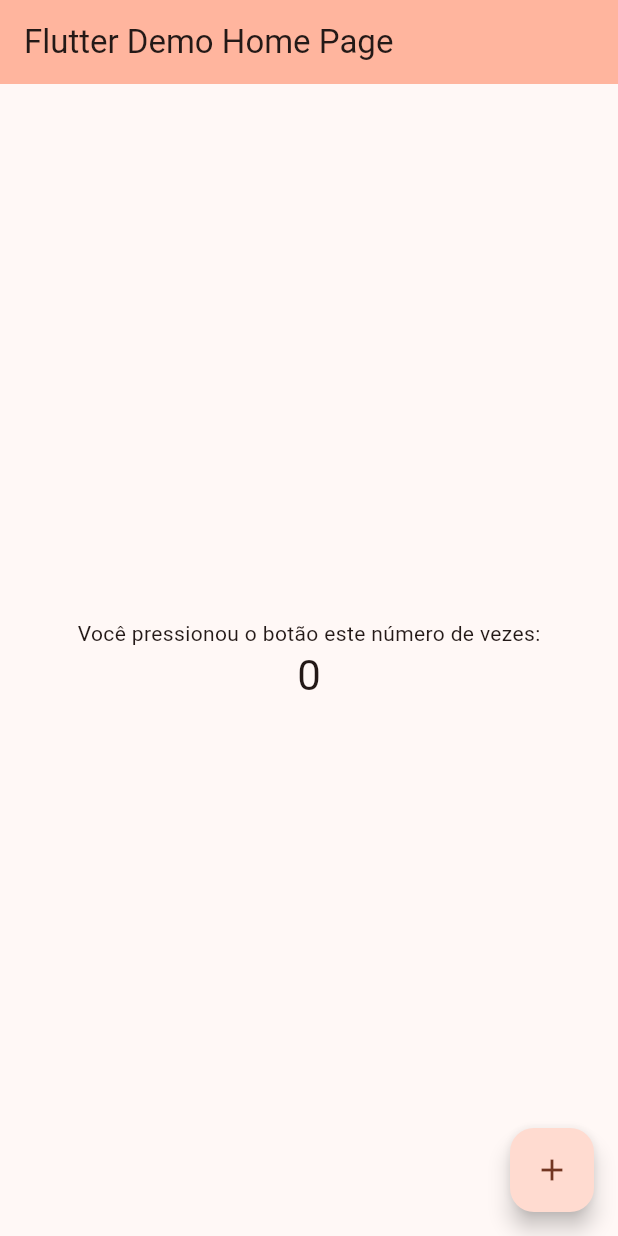
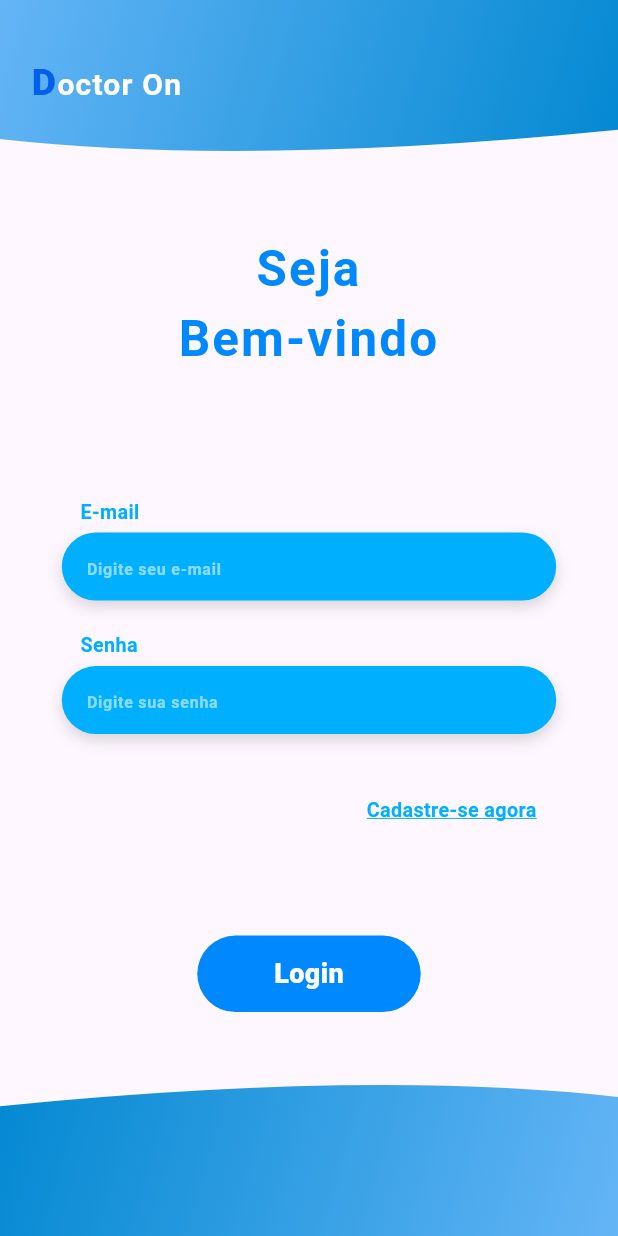
Before and after one commit to tay-assis/app_mobile_clinica_medica, a Flutter app: the screen it shows after launch, on a phone screen of 412 x 824 dp. Run offline on Flutter 3.47's test engine with Material 3 defaults, Android fonts, the phone set to English and light mode, and no system bars; missing offline and left inert: mysql_client; Roboto replaces fonts that are missing (Nunito).

Commit message:
criando a pagina de login
É a primeira pagina do projeto que irá direcionar o usuario para o cadastro ou para a deashboard, falta implementar os clicks para redirecionamento de páginas

```diff
--- /dev/null
+++ b/lib/features/login/controller/login_controller.dart
@@ -0,0 +1,6 @@
+import 'package:flutter/material.dart';
+
+class LoginController {
+  final TextEditingController emailController = TextEditingController();
+  final TextEditingController passwordController = TextEditingController();
+}
--- /dev/null
+++ b/lib/features/login/view/login_page.dart
@@ -0,0 +1,142 @@
+import 'package:flutter/material.dart';
+import 'package:app_mobile_clinica_medica/features/login/controller/login_controller.dart';
+import 'widgets/welcome_title.dart';
+import 'widgets/logo_text.dart';
+import 'widgets/email_field.dart';
+import 'widgets/password_field.dart';
+import 'widgets/fild_label.dart';
+import 'widgets/custom_button.dart';
+import 'widgets/curved_header.dart';
+
+class LoginPage extends StatefulWidget {
+  const LoginPage({super.key});
+
+  @override
+  State<LoginPage> createState() => _LoginPageState();
+}
+
+class _LoginPageState extends State<LoginPage> {
+  final LoginController _controller = LoginController();
+
+  @override
+  void dispose() {
+    _controller.emailController.dispose();
+    _controller.passwordController.dispose();
+    super.dispose();
+  }
+
+  @override
+  Widget build(BuildContext context) {
+    final size = MediaQuery.of(context).size;
+    final width = size.width;
+    final height = size.height;
+
+    return Scaffold(
+      body: SizedBox(
+        width: width,
+        height: height,
+        child: Stack(
+          children: [
+            // Header no topo
+            const CurvedHeader(),
+
+            Align(
+              alignment: Alignment.bottomCenter,
+              child: Transform(
+                alignment: Alignment.center,
+                transform:
+                    Matrix4.identity()
+                      ..rotateX(3.1416) // Inversão vertical
+                      ..rotateY(3.1416), // Inversão horizontal
+                child: const CurvedHeader(), // ou qualquer outro widget
+              ),
+            ),
+
+            // Conteúdo principal com logo e formulário
+            SingleChildScrollView(
+              child: Padding(
+                padding: EdgeInsets.symmetric(horizontal: width * 0.05),
+                child: Column(
+                  crossAxisAlignment: CrossAxisAlignment.start,
+                  children: [
+                    // Espaço para a curva do header
+                    SizedBox(height: height * 0.045),
+
+                    // Logo por cima do header
+                    const LogoText(),
+
+                    // Título
+                    SizedBox(height: height * 0.05),
+                    const Center(child: WelcomeTitle()),
+
+                    // Email
+                    SizedBox(height: height * 0.1),
+                    const FieldLabel(text: 'E-mail'),
+                    Center(
+                      child: EmailField(
+                        controller: _controller.emailController,
+                      ),
+                    ),
+
+                    // Senha
+                    SizedBox(height: height * 0.025),
+                    const FieldLabel(text: 'Senha'),
+                    Center(
+                      child: PasswordField(
+                        controller: _controller.passwordController,
+                      ),
+                    ),
+
+                    // Link "Cadastre-se agora"
+                    SizedBox(height: height * 0.05),
+                    Align(
+                      alignment:
+                          Alignment.centerRight *
+                          0.7, // ou topRight, bottomRight
+                      child: FieldLabel(
+                        text: 'Cadastre-se agora',
+                        isLink: true,
+                        onTap: () {
+                          ScaffoldMessenger.of(context).showSnackBar(
+                            SnackBar(
+                              content: const Text(
+                                'Você clicou em "Cadastre-se agora"!',
+                              ),
+                              duration: const Duration(seconds: 2),
+                              behavior: SnackBarBehavior.floating,
+                              backgroundColor: Colors.blueAccent,
+                            ),
+                          );
+                        },
+                      ),
+                    ),
+
+                    // Botão de login
+                    SizedBox(height: height * 0.09),
+                    Center(
+                      child: CustomButton(
+                        text: 'Login',
+                        width: 149,
+                        height: 51,
+                        onPressed: () {
+                          ScaffoldMessenger.of(context).showSnackBar(
+                            SnackBar(
+                              content: const Text('Login'),
+                              duration: const Duration(seconds: 2),
+                              behavior: SnackBarBehavior.floating,
+                              backgroundColor: Colors.blueAccent,
+                            ),
+                          );
+                        },
+                      ),
+                    ),
+                  ],
+                ),
+              ),
+            ),
+          ],
+        ),
+      ),
+    );
+  }
+}
--- /dev/null
+++ b/lib/features/login/view/widgets/curved_header.dart
@@ -0,0 +1,50 @@
+import 'package:flutter/material.dart';
+
+class CurvedHeader extends StatelessWidget {
+  const CurvedHeader({super.key});
+
+  @override
+  Widget build(BuildContext context) {
+    final height = MediaQuery.of(context).size.height;
+
+    return ClipPath(
+      clipper: CurvedClipper(),
+      child: Container(
+        height: height * 0.15,
+        decoration: const BoxDecoration(
+          gradient: LinearGradient(
+            begin: Alignment.topLeft,
+            end: Alignment.bottomRight,
+            colors: [
+              Color(0xFF64B5F6), // Azul claro
+              Color(0xFF0288D1), // Azul escuro
+            ],
+          ),
+        ),
+      ),
+    );
+  }
+}
+
+class CurvedClipper extends CustomClipper<Path> {
+  @override
+  Path getClip(Size size) {
+    Path path = Path();
+    path.lineTo(0, size.height * 0.75);
+
+    // Curva suave
+    path.quadraticBezierTo(
+      size.width * 0.4,
+      size.height * 0.9,
+      size.width,
+      size.height * 0.7,
+    );
+
+    path.lineTo(size.width, 0);
+    path.close();
+    return path;
+  }
+
+  @override
+  bool shouldReclip(CustomClipper<Path> oldClipper) => false;
+}
--- /dev/null
+++ b/lib/features/login/view/widgets/custom_button.dart
@@ -0,0 +1,43 @@
+import 'package:flutter/material.dart';
+
+class CustomButton extends StatelessWidget {
+  final String text;
+  final double width;
+  final double height;
+  final VoidCallback onPressed;
+
+  const CustomButton({
+    super.key,
+    required this.text,
+    required this.width,
+    required this.height,
+    required this.onPressed,
+  });
+
+  @override
+  Widget build(BuildContext context) {
+    return GestureDetector(
+      onTap: onPressed,
+      child: Container(
+        width: width,
+        height: height,
+        decoration: ShapeDecoration(
+          color: const Color(0xFF0089FF),
+          shape: RoundedRectangleBorder(
+            borderRadius: BorderRadius.circular(40),
+          ),
+        ),
+        alignment: Alignment.center,
+        child: Text(
+          text,
+          style: const TextStyle(
+            color: Colors.white,
+            fontSize: 18,
+            fontFamily: 'Nunito',
+            fontWeight: FontWeight.w800,
+          ),
+        ),
+      ),
+    );
+  }
+}
--- /dev/null
+++ b/lib/features/login/view/widgets/email_field.dart
@@ -0,0 +1,53 @@
+import 'package:flutter/material.dart';
+
+class EmailField extends StatelessWidget {
+  final TextEditingController controller;
+
+  const EmailField({super.key, required this.controller});
+
+  @override
+  Widget build(BuildContext context) {
+    final size = MediaQuery.of(context).size;
+    final width = size.width;
+    final height = size.height;
+
+    return Column(
+      crossAxisAlignment: CrossAxisAlignment.start,
+      children: [
+        SizedBox(height: height * 0.005),
+        Container(
+          width: width * 0.8,
+          height: height * 0.055, // <-- Corrigido aqui
+          padding: EdgeInsets.symmetric(horizontal: width * 0.04),
+          decoration: BoxDecoration(
+            color: const Color(0xFF00B0FF),
+            borderRadius: BorderRadius.circular(50),
+            boxShadow: const [
+              BoxShadow(
+                color: Color(0x26000000),
+                blurRadius: 8,
+                offset: Offset(0, 4),
+              ),
+            ],
+          ),
+          alignment: Alignment.centerLeft,
+          child: TextField(
+            controller: controller,
+            style: TextStyle(
+              color: Colors.white,
+              fontSize: width * 0.026,
+              fontFamily: 'Nunito',
+              fontWeight: FontWeight.w600,
+            ),
+            decoration: const InputDecoration(
+              border: InputBorder.none,
+              hintText: 'Digite seu e-mail',
+              hintStyle: TextStyle(color: Colors.white54),
+            ),
+            cursorColor: Colors.white,
+          ),
+        ),
+      ],
+    );
+  }
+}
--- /dev/null
+++ b/lib/features/login/view/widgets/fild_label.dart
@@ -0,0 +1,39 @@
+import 'package:flutter/material.dart';
+
+class FieldLabel extends StatelessWidget {
+  final String text;
+  final bool isLink;
+  final VoidCallback? onTap;
+
+  const FieldLabel({
+    super.key,
+    required this.text,
+    this.isLink = false,
+    this.onTap,
+  });
+
+  @override
+  Widget build(BuildContext context) {
+    final width = MediaQuery.of(context).size.width;
+
+    final label = Text(
+      text,
+      style: TextStyle(
+        color: const Color(0xFF00B0FF),
+        fontSize: width * 0.032,
+        fontFamily: 'Nunito',
+        fontWeight: FontWeight.w600,
+        decoration: isLink ? TextDecoration.underline : TextDecoration.none,
+        decorationColor: isLink ? const Color(0xFF00B0FF) : null,
+      ),
+    );
+
+    return Padding(
+      padding: EdgeInsets.only(left: width * 0.080),
+      child:
+          isLink && onTap != null
+              ? GestureDetector(onTap: onTap, child: label)
+              : label,
+    );
+  }
+}
--- /dev/null
+++ b/lib/features/login/view/widgets/logo_text.dart
@@ -0,0 +1,35 @@
+import 'package:flutter/material.dart';
+
+class LogoText extends StatelessWidget {
+  const LogoText({super.key});
+
+  @override
+  Widget build(BuildContext context) {
+    return Text.rich(
+      TextSpan(
+        children: [
+          TextSpan(
+            text: 'D',
+            style: TextStyle(
+              color: const Color(0xFF045FE9),
+              fontSize: 25,
+              fontFamily: 'Nunito',
+              fontWeight: FontWeight.w900,
+              letterSpacing: 1,
+            ),
+          ),
+          TextSpan(
+            text: 'octor On',
+            style: TextStyle(
+              color: Colors.white,
+              fontSize: 20,
+              fontFamily: 'Nunito',
+              fontWeight: FontWeight.w700,
+              letterSpacing: 0.80,
+            ),
+          ),
+        ],
+      ),
+    );
+  }
+}
--- /dev/null
+++ b/lib/features/login/view/widgets/password_field.dart
@@ -0,0 +1,54 @@
+import 'package:flutter/material.dart';
+
+class PasswordField extends StatelessWidget {
+  final TextEditingController controller;
+
+  const PasswordField({super.key, required this.controller});
+
+  @override
+  Widget build(BuildContext context) {
+    final size = MediaQuery.of(context).size;
+    final width = size.width;
+    final height = size.height;
+
+    return Column(
+      crossAxisAlignment: CrossAxisAlignment.start,
+      children: [
+        SizedBox(height: height * 0.005),
+        Container(
+          width: width * 0.8,
+          height: height * 0.055,
+          padding: EdgeInsets.symmetric(horizontal: width * 0.04),
+          decoration: BoxDecoration(
+            color: const Color(0xFF00B0FF),
+            borderRadius: BorderRadius.circular(50),
+            boxShadow: const [
+              BoxShadow(
+                color: Color(0x26000000),
+                blurRadius: 8,
+                offset: Offset(0, 4),
+              ),
+            ],
+          ),
+          alignment: Alignment.centerLeft,
+          child: TextField(
+            controller: controller,
+            obscureText: true,
+            style: TextStyle(
+              color: Colors.white,
+              fontSize: width * 0.026,
+              fontFamily: 'Nunito',
+              fontWeight: FontWeight.w600,
+            ),
+            decoration: const InputDecoration(
+              border: InputBorder.none,
+              hintText: 'Digite sua senha',
+              hintStyle: TextStyle(color: Colors.white54),
+            ),
+            cursorColor: Colors.white,
+          ),
+        ),
+      ],
+    );
+  }
+}
--- /dev/null
+++ b/lib/features/login/view/widgets/welcome_title.dart
@@ -0,0 +1,30 @@
+import 'package:flutter/material.dart';
+
+class WelcomeTitle extends StatelessWidget {
+  const WelcomeTitle({super.key});
+
+  @override
+  Widget build(BuildContext context) {
+    final size = MediaQuery.of(context).size;
+    final width = size.width;
+    final height = size.height;
+
+    return Align(
+      alignment: Alignment.topCenter,
+      child: Padding(
+        padding: EdgeInsets.only(top: height * 0.05),
+        child: Text(
+          'Seja\nBem-vindo',
+          textAlign: TextAlign.center,
+          style: TextStyle(
+            color: const Color(0xFF0089FF),
+            fontSize: width * 0.08, // Ajusta dinamicamente com base na largura
+            fontFamily: 'Nunito',
+            fontWeight: FontWeight.w700,
+            letterSpacing: 1.4,
+          ),
+        ),
+      ),
+    );
+  }
+}
--- a/lib/main.dart
+++ b/lib/main.dart
@@ -1,4 +1,5 @@
 import 'package:flutter/material.dart';
+import 'features/login/view/login_page.dart';
 
 void main() {
   runApp(const MyApp());
@@ -7,118 +8,12 @@ void main() {
 class MyApp extends StatelessWidget {
   const MyApp({super.key});
 
-  // Este widget é a raiz da sua aplicação.
   @override
   Widget build(BuildContext context) {
     return MaterialApp(
-      title: 'Flutter Demo',
-      theme: ThemeData(
-        // Este é o tema da sua aplicação.
-        //
-        // TENTE ISSO: Tente executar sua aplicação com "flutter run". Você verá
-        // que a aplicação tem uma barra de ferramentas roxa. Então, sem sair do aplicativo,
-        // tente mudar o seedColor no colorScheme abaixo para Colors.green
-        // e então invoque "hot reload" (salve suas alterações ou pressione o botão "hot
-        // reload" em um IDE compatível com Flutter, ou pressione "r" se você usou
-        // a linha de comando para iniciar o aplicativo).
-        //
-        // Observe que o contador não foi redefinido para zero; o estado da aplicação
-        // não é perdido durante o recarregamento. Para redefinir o estado, use hot
-        // restart.
-        //
-        // Isso funciona para código também, não apenas valores: A maioria das mudanças de código pode ser
-        // testada apenas com um hot reload.
-        colorScheme: ColorScheme.fromSeed(
-          seedColor: const Color.fromARGB(255, 183, 89, 58),
-        ),
-      ),
-      home: const MyHomePage(title: 'Flutter Demo Home Page'),
+      title: 'Meu App',
+      debugShowCheckedModeBanner: false,
+      home: const LoginPage(), // <-- Aqui você define a tela que vai abrir
     );
   }
 }
-
-class MyHomePage extends StatefulWidget {
-  const MyHomePage({super.key, required this.title});
-
-  // Este widget é a página inicial da sua aplicação. Ele é stateful, o que significa
-  // que ele tem um objeto State (definido abaixo) que contém campos que afetam
-  // como ele se parece.
-
-  // Esta classe é a configuração para o estado. Ela mantém os valores (neste
-  // caso o título) fornecidos pelo pai (neste caso o widget App) e
-  // usados pelo método build do State. Campos em uma subclasse de Widget são
-  // sempre marcados como "final".
-
-  final String title;
-
-  @override
-  State<MyHomePage> createState() => _MyHomePageState();
-}
-
-class _MyHomePageState extends State<MyHomePage> {
-  int _counter = 0;
-
-  void _incrementCounter() {
-    setState(() {
-      // Esta chamada para setState diz ao framework Flutter que algo
-      // mudou neste State, o que faz com que ele execute novamente o método build abaixo
-      // para que a exibição possa refletir os valores atualizados. Se mudássemos
-      // _counter sem chamar setState(), então o método build não seria
-      // chamado novamente, e então nada pareceria acontecer.
-      _counter++;
-    });
-  }
-
-  @override
-  Widget build(BuildContext context) {
-    // Este método é executado novamente toda vez que setState é chamado, por exemplo, como feito
-    // pelo método _incrementCounter acima.
-    //
-    // O framework Flutter foi otimizado para tornar a execução dos métodos build rápida,
-    // para que você possa simplesmente reconstruir qualquer coisa que precise ser atualizada em vez de
-    // ter que mudar individualmente instâncias de widgets.
-    return Scaffold(
-      appBar: AppBar(
-        // TENTE ISSO: Tente mudar a cor aqui para uma cor específica (para
-        // Colors.amber, talvez?) e acione um hot reload para ver a AppBar
-        // mudar de cor enquanto as outras cores permanecem as mesmas.
-        backgroundColor: Theme.of(context).colorScheme.inversePrimary,
-        // Aqui pegamos o valor do objeto MyHomePage que foi criado pelo
-        // método App.build, e o usamos para definir o título da appbar.
-        title: Text(widget.title),
-      ),
-      body: Center(
-        // Center é um widget de layout. Ele pega um único filho e o posiciona
-        // no meio do pai.
-        child: Column(
-          // Column também é um widget de layout. Ele pega uma lista de filhos e
-          // os organiza verticalmente. Por padrão, ele se dimensiona para caber seus
-          // filhos horizontalmente, e tenta ser tão alto quanto seu pai.
-          //
-          // Column tem várias propriedades para controlar como ele se dimensiona e
-          // como ele posiciona seus filhos. Aqui usamos mainAxisAlignment para
-          // centralizar os filhos verticalmente; o eixo principal aqui é o eixo vertical
-          // porque Columns são verticais (o eixo cruzado seria
-          // horizontal).
-          //
-          // TENTE ISSO: Invoque "debug painting" (escolha a ação "Toggle Debug Paint"
-          // no IDE, ou pressione "p" no console), para ver o
-          // wireframe para cada widget.
-          mainAxisAlignment: MainAxisAlignment.center,
-          children: <Widget>[
-            const Text('Você pressionou o botão este número de vezes:'),
-            Text(
-              '$_counter',
-              style: Theme.of(context).textTheme.headlineMedium,
-            ),
-          ],
-        ),
-      ),
-      floatingActionButton: FloatingActionButton(
-        onPressed: _incrementCounter,
-        tooltip: 'Incrementar',
-        child: const Icon(Icons.add),
-      ), // Esta vírgula final torna a formatação automática mais agradável para métodos build.
-    );
-  }
-}
```
Also changed, not shown: lib/features/login/model/usuario_model.dart (added), lib/features/login/view/widgets/login_button.dart (added), 1 other file.
